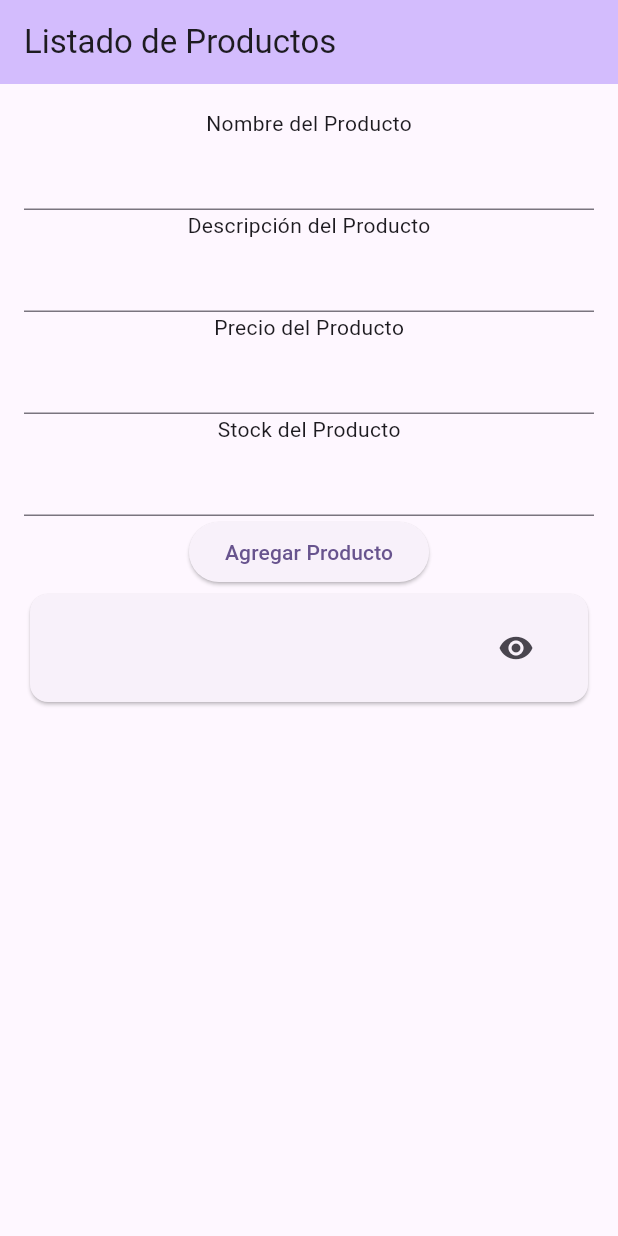
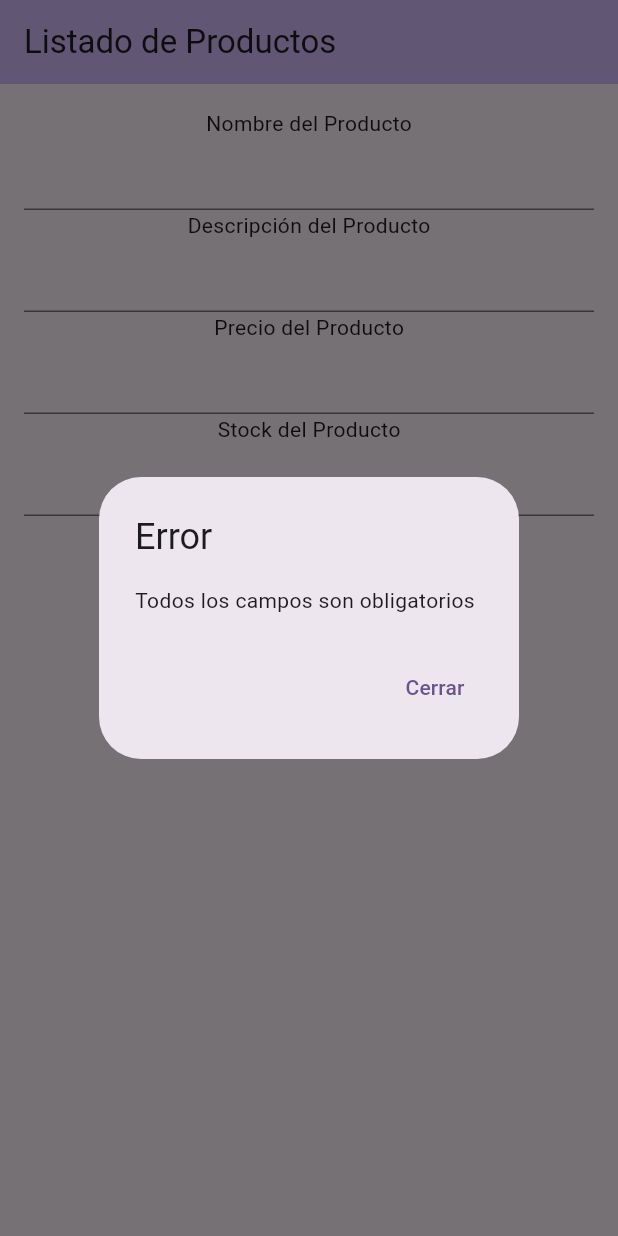
Before and after one commit to jadg-13/FlutterExamples, a Flutter app: the screen it shows after launch, after a tap on "Agregar Producto", on a phone screen of 412 x 824 dp. Run offline on Flutter 3.47's test engine with Material 2 defaults, Android fonts, the phone set to English and light mode, and no system bars.

Commit message:
[update] list_product: add and view product

```diff
--- a/list_products/lib/main.dart
+++ b/list_products/lib/main.dart
@@ -11,7 +11,7 @@ class MyApp extends StatelessWidget {
   @override
   Widget build(BuildContext context) {
     return MaterialApp(
-      title: 'Listado',
+      title: 'Productos',
       theme: ThemeData(
         colorScheme: ColorScheme.fromSeed(seedColor: Colors.deepPurple),
         useMaterial3: true,
@@ -115,8 +115,6 @@ class _MyHomePageState extends State<MyHomePage> {
                           },
                         ),
                       ),
-
-
                     );
                   },
                 ),
@@ -129,6 +127,24 @@ class _MyHomePageState extends State<MyHomePage> {
   }
 
   void addProduct() {
+    if (_name.isEmpty || _description.isEmpty || _price == 0 || _stock == 0) {
+      showDialog(context: context,
+          builder: (BuildContext context) {
+            return AlertDialog(
+              title: const Text('Error'),
+              content: const Text('Todos los campos son obligatorios'),
+              actions: [
+                TextButton(
+                  onPressed: () {
+                    Navigator.of(context).pop();
+                  },
+                  child: const Text('Cerrar'),
+                )
+              ],
+            );
+          });
+      return;
+    }
     products.add(Product(_name, _description, _price, _stock));
     _name = '';
     _description = '';
@@ -142,7 +158,9 @@ class _MyHomePageState extends State<MyHomePage> {
         builder: (BuildContext context) {
           return AlertDialog(
             title: Text(product.name),
-            content: Text(product.description + "\n" + product.price.toString() + "\n" + product.stock.toString()),
+            content: Text("Descripción: ${product.description} \nPrecio C\$: "
+                "${product.price.toString()} \nExistencia: ${product
+                .stock.toString()}"),
             actions: [
               IconButton(
                 onPressed: (){
```
